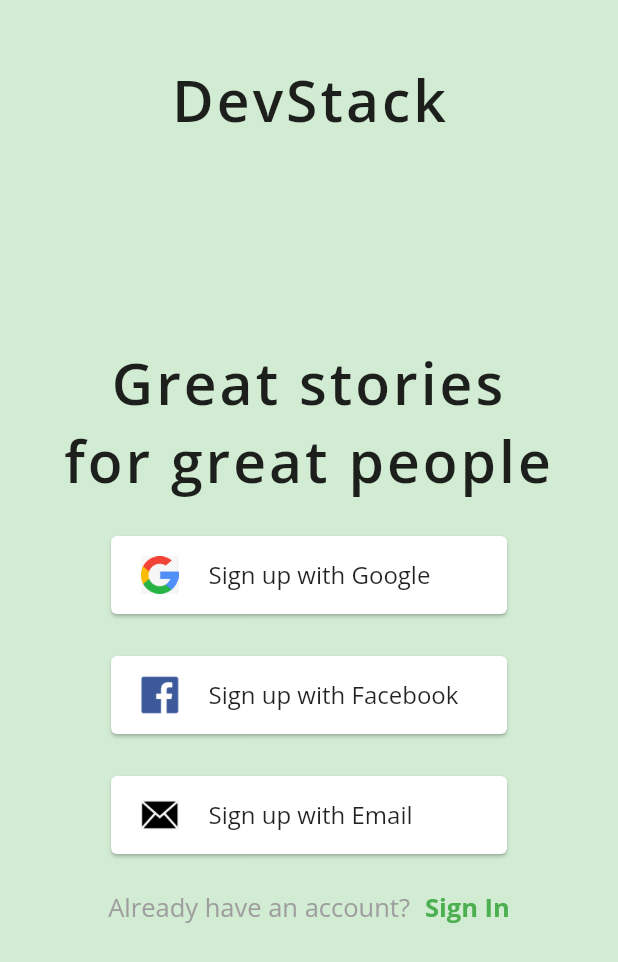
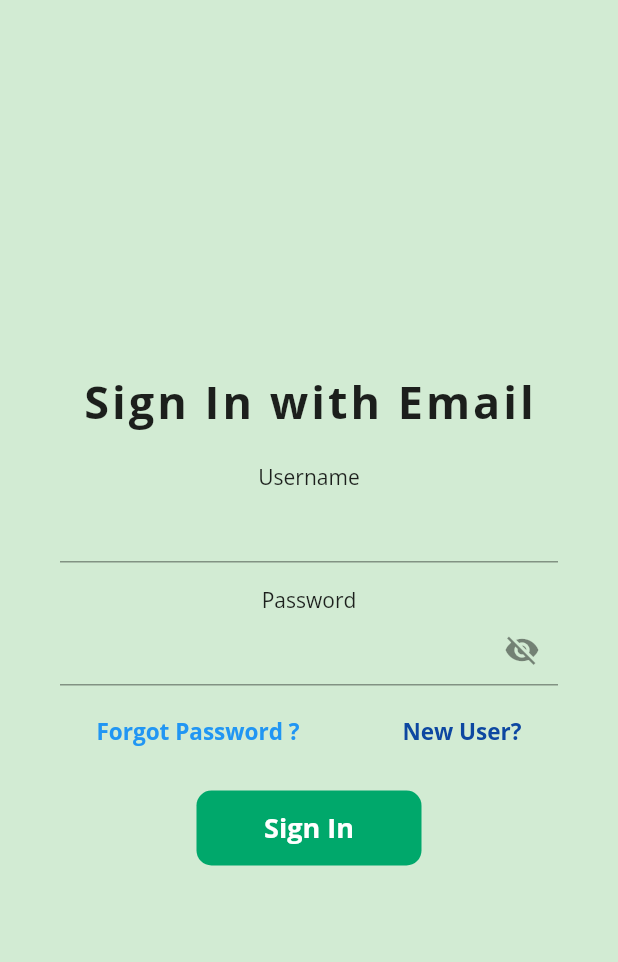
Before and after one commit to TawhidHassan/Flutter-blog-app-nodejs-backend, a Flutter app: the screen it shows after launch, after a tap on "Sign In", on a phone screen of 412 x 824 dp. Shown: the top 962 px of the screen. Run offline on Flutter 3.47's test engine with Material 2 defaults, Android fonts, the phone set to English and light mode, and no system bars; our stand-ins replace google_fonts, logger; missing offline and left inert: flutter_facebook_login.

Commit message:
facebook login functionality and signin done

```diff
--- /dev/null
+++ b/lib/Pages/SinInPage.dart
@@ -0,0 +1,220 @@
+import 'dart:convert';
+
+
+import 'package:flutter_blog_app_nodejs/Pages/SignUpPage.dart';
+import "package:flutter/material.dart";
+import '../NetworkHandler.dart';
+
+class SignInPage extends StatefulWidget {
+  @override
+  _SignInPageState createState() => _SignInPageState();
+}
+
+class _SignInPageState extends State<SignInPage> {
+  bool vis = true;
+  final _globalkey = GlobalKey<FormState>();
+  NetworkHandler networkHandler = NetworkHandler();
+  TextEditingController _usernameController = TextEditingController();
+  TextEditingController _passwordController = TextEditingController();
+  String errorText;
+  bool validate = false;
+  bool circular = false;
+  @override
+  Widget build(BuildContext context) {
+    return Scaffold(
+      body: Container(
+        // height: MediaQuery.of(context).size.height,
+        // width: MediaQuery.of(context).size.width,
+        decoration: BoxDecoration(
+          gradient: LinearGradient(
+            colors: [Colors.white, Colors.green[200]],
+            begin: const FractionalOffset(0.0, 1.0),
+            end: const FractionalOffset(0.0, 1.0),
+            stops: [0.0, 1.0],
+            tileMode: TileMode.repeated,
+          ),
+        ),
+        child: Form(
+          key: _globalkey,
+          child: Padding(
+            padding: const EdgeInsets.symmetric(horizontal: 40, vertical: 10.0),
+            child: Column(
+              mainAxisAlignment: MainAxisAlignment.center,
+              children: [
+                Text(
+                  "Sign In with Email",
+                  style: TextStyle(
+                    fontSize: 30,
+                    fontWeight: FontWeight.bold,
+                    letterSpacing: 2,
+                  ),
+                ),
+                SizedBox(
+                  height: 20,
+                ),
+                usernameTextField(),
+                SizedBox(
+                  height: 15,
+                ),
+                passwordTextField(),
+                SizedBox(
+                  height: 20,
+                ),
+                Row(
+                  mainAxisAlignment: MainAxisAlignment.spaceEvenly,
+                  children: [
+                    InkWell(
+                      onTap: () {
+
+                      },
+                      child: Text(
+                        "Forgot Password ?",
+                        style: TextStyle(
+                          color: Colors.blue,
+                          fontSize: 15,
+                          fontWeight: FontWeight.bold,
+                        ),
+                      ),
+                    ),
+                    SizedBox(width: 20),
+                    InkWell(
+                      onTap: () {
+                        Navigator.pushReplacement(
+                            context,
+                            MaterialPageRoute(
+                                builder: (context) => SignUpPage()));
+                      },
+                      child: Text(
+                        "New User?",
+                        style: TextStyle(
+                          color: Colors.blue[900],
+                          fontSize: 15,
+                          fontWeight: FontWeight.bold,
+                        ),
+                      ),
+                    ),
+                  ],
+                ),
+                SizedBox(
+                  height: 30,
+                ),
+                InkWell(
+                  onTap: () async {
+                    setState(() {
+                      circular = true;
+                    });
+
+                    //Login Logic start here
+                    Map<String, String> data = {
+                      "username": _usernameController.text,
+                      "password": _passwordController.text,
+                    };
+                    var response =
+                    await networkHandler.post("/user/login", data);
+
+                    if (response.statusCode == 200 ||
+                        response.statusCode == 201) {
+                      Map<String, dynamic> output = json.decode(response.body);
+                      print(output["token"]);
+
+                      setState(() {
+                        validate = true;
+                        circular = false;
+                      });
+
+                    } else {
+                      String output = json.decode(response.body);
+                      setState(() {
+                        validate = false;
+                        errorText = output;
+                        circular = false;
+                      });
+                    }
+
+                    // login logic End here
+                  },
+                  child: Container(
+                    width: 150,
+                    height: 50,
+                    decoration: BoxDecoration(
+                      borderRadius: BorderRadius.circular(10),
+                      color: Color(0xff00A86B),
+                    ),
+                    child: Center(
+                      child: circular
+                          ? CircularProgressIndicator()
+                          : Text(
+                        "Sign In",
+                        style: TextStyle(
+                          color: Colors.white,
+                          fontSize: 18,
+                          fontWeight: FontWeight.bold,
+                        ),
+                      ),
+                    ),
+                  ),
+                ),
+                // Divider(
+                //   height: 50,
+                //   thickness: 1.5,
+                // ),
+              ],
+            ),
+          ),
+        ),
+      ),
+    );
+  }
+
+  Widget usernameTextField() {
+    return Column(
+      children: [
+        Text("Username"),
+        TextFormField(
+          controller: _usernameController,
+          decoration: InputDecoration(
+            errorText: validate ? null : errorText,
+            focusedBorder: UnderlineInputBorder(
+              borderSide: BorderSide(
+                color: Colors.black,
+                width: 2,
+              ),
+            ),
+          ),
+        )
+      ],
+    );
+  }
+
+  Widget passwordTextField() {
+    return Column(
+      children: [
+        Text("Password"),
+        TextFormField(
+          controller: _passwordController,
+          obscureText: vis,
+          decoration: InputDecoration(
+            errorText: validate ? null : errorText,
+            suffixIcon: IconButton(
+              icon: Icon(vis ? Icons.visibility_off : Icons.visibility),
+              onPressed: () {
+                setState(() {
+                  vis = !vis;
+                });
+              },
+            ),
+            helperStyle: TextStyle(
+              fontSize: 14,
+            ),
+            focusedBorder: UnderlineInputBorder(
+              borderSide: BorderSide(
+                color: Colors.black,
+                width: 2,
+              ),
+            ),
+          ),
+        )
+      ],
+    );
+  }
+}
--- a/pubspec.yaml
+++ b/pubspec.yaml
@@ -31,6 +31,7 @@ dependencies:
   google_fonts: ^1.1.0
   http: ^0.12.1
   logger: ^0.9.1
+  flutter_facebook_login: ^3.0.0
 dev_dependencies:
   flutter_test:
     sdk: flutter
```
Also changed, not shown: lib/Pages/WelcomePage.dart (+37 -4 lines), pubspec.lock, 4 other files.
